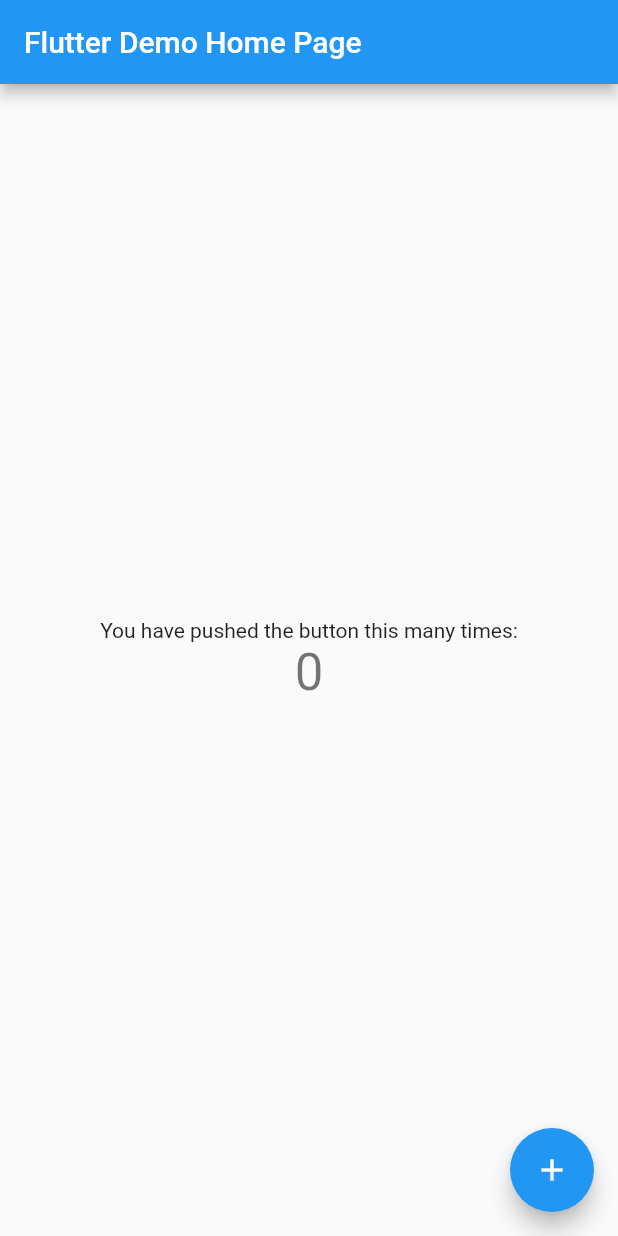
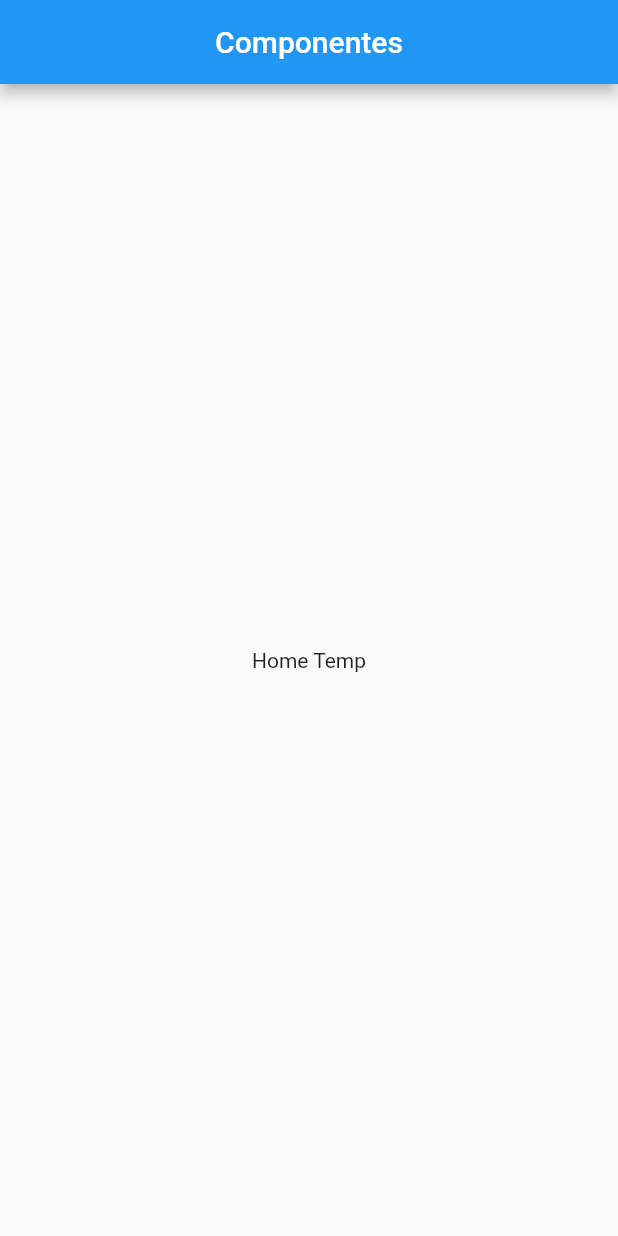
Before and after one commit to bgarcia95/componentes, a Flutter app: the screen it shows after launch, on a phone screen of 412 x 824 dp. Run offline on Flutter 3.47's test engine with Material 2 defaults, Android fonts, the phone set to English and light mode, and no system bars.

Commit message:
Preparing app.

```diff
--- a/lib/main.dart
+++ b/lib/main.dart
@@ -1,111 +1,22 @@
 import 'package:flutter/material.dart';
+
+import 'package:componentes/src/pages/home_temp.dart';
 
 void main() => runApp(MyApp());
 
 class MyApp extends StatelessWidget {
-  // This widget is the root of your application.
   @override
   Widget build(BuildContext context) {
     return MaterialApp(
-      title: 'Flutter Demo',
-      theme: ThemeData(
-        // This is the theme of your application.
-        //
-        // Try running your application with "flutter run". You'll see the
-        // application has a blue toolbar. Then, without quitting the app, try
-        // changing the primarySwatch below to Colors.green and then invoke
-        // "hot reload" (press "r" in the console where you ran "flutter run",
-        // or simply save your changes to "hot reload" in a Flutter IDE).
-        // Notice that the counter didn't reset back to zero; the application
-        // is not restarted.
-        primarySwatch: Colors.blue,
+      debugShowCheckedModeBanner: false,
+      title: 'Componentes App',
+      home: Scaffold(
+        appBar: AppBar(
+          title: Text('Componentes'),
+          centerTitle: true,
+        ),
+        body: HomePageTemp(),
       ),
-      home: MyHomePage(title: 'Flutter Demo Home Page'),
     );
   }
 }
-
-class MyHomePage extends StatefulWidget {
-  MyHomePage({Key key, this.title}) : super(key: key);
-
-  // This widget is the home page of your application. It is stateful, meaning
-  // that it has a State object (defined below) that contains fields that affect
-  // how it looks.
-
-  // This class is the configuration for the state. It holds the values (in this
-  // case the title) provided by the parent (in this case the App widget) and
-  // used by the build method of the State. Fields in a Widget subclass are
-  // always marked "final".
-
-  final String title;
-
-  @override
-  _MyHomePageState createState() => _MyHomePageState();
-}
-
-class _MyHomePageState extends State<MyHomePage> {
-  int _counter = 0;
-
-  void _incrementCounter() {
-    setState(() {
-      // This call to setState tells the Flutter framework that something has
-      // changed in this State, which causes it to rerun the build method below
-      // so that the display can reflect the updated values. If we changed
-      // _counter without calling setState(), then the build method would not be
-      // called again, and so nothing would appear to happen.
-      _counter++;
-    });
-  }
-
-  @override
-  Widget build(BuildContext context) {
-    // This method is rerun every time setState is called, for instance as done
-    // by the _incrementCounter method above.
-    //
-    // The Flutter framework has been optimized to make rerunning build methods
-    // fast, so that you can just rebuild anything that needs updating rather
-    // than having to individually change instances of widgets.
-    return Scaffold(
-      appBar: AppBar(
-        // Here we take the value from the MyHomePage object that was created by
-        // the App.build method, and use it to set our appbar title.
-        title: Text(widget.title),
-      ),
-      body: Center(
-        // Center is a layout widget. It takes a single child and positions it
-        // in the middle of the parent.
-        child: Column(
-          // Column is also a layout widget. It takes a list of children and
-          // arranges them vertically. By default, it sizes itself to fit its
-          // children horizontally, and tries to be as tall as its parent.
-          //
-          // Invoke "debug painting" (press "p" in the console, choose the
-          // "Toggle Debug Paint" action from the Flutter Inspector in Android
-          // Studio, or the "Toggle Debug Paint" command in Visual Studio Code)
-          // to see the wireframe for each widget.
-          //
-          // Column has various properties to control how it sizes itself and
-          // how it positions its children. Here we use mainAxisAlignment to
-          // center the children vertically; the main axis here is the vertical
-          // axis because Columns are vertical (the cross axis would be
-          // horizontal).
-          mainAxisAlignment: MainAxisAlignment.center,
-          children: <Widget>[
-            Text(
-              'You have pushed the button this many times:',
-            ),
-            Text(
-              '$_counter',
-              style: Theme.of(context).textTheme.display1,
-            ),
-          ],
-        ),
-      ),
-      floatingActionButton: FloatingActionButton(
-        onPressed: _incrementCounter,
-        tooltip: 'Increment',
-        child: Icon(Icons.add),
-      ), // This trailing comma makes auto-formatting nicer for build methods.
-    );
-  }
-}
--- /dev/null
+++ b/lib/src/pages/home_temp.dart
@@ -0,0 +1,10 @@
+import 'package:flutter/material.dart';
+
+class HomePageTemp extends StatelessWidget {
+  @override
+  Widget build(BuildContext context) {
+    return Center(
+      child: Text('Home Temp'),
+    );
+  }
+}
```
